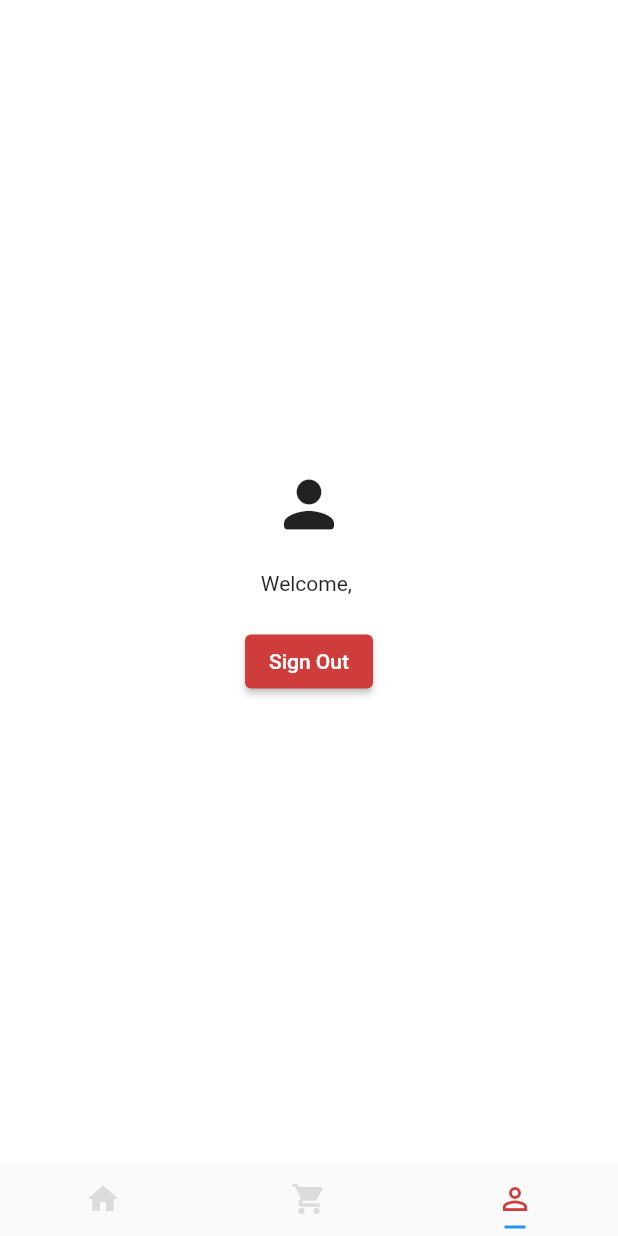
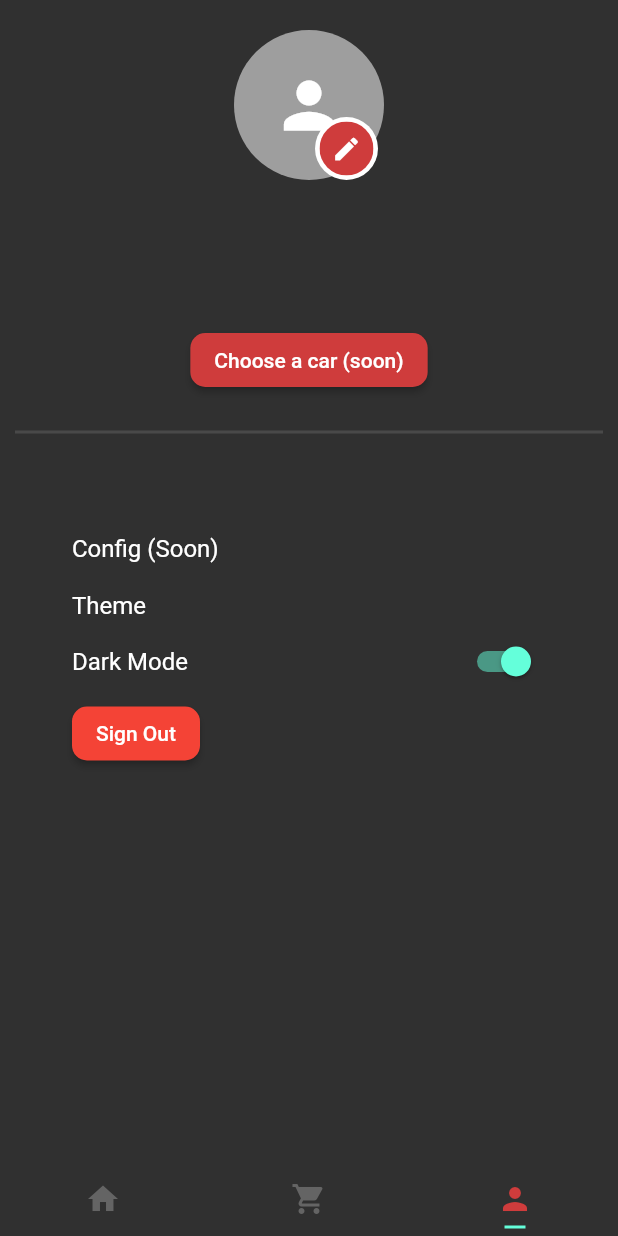
Before and after one commit to afandos-bbm/DAM_TFG, a Flutter app: the TabsPage screen opened by its route, item 3 of the bottom bar chosen, on a phone screen of 412 x 824 dp. Run offline on Flutter 3.47's test engine with Material 2 defaults, Android fonts, the light colour scheme and no system bars; our stand-ins replace cloud_firestore, firebase_auth, firebase_core, get_it, google_sign_in, shared_preferences; missing offline and left inert: flutter_facebook_auth; accounts and stored records are empty; network calls fail; statements that could not run were skipped.

Commit message:
Refactors and more

```diff
--- a/lib/domain/entities/marca.dart
+++ b/lib/domain/entities/category.dart
@@ -1,11 +1,11 @@
-class Marca {
+class Category {
   String name;
   String image;
   List<dynamic> modelos;
 
-  Marca(this.name, this.image, this.modelos);
+  Category(this.name, this.image, this.modelos);
 
-  Marca.fromJson(Map<String, dynamic> json)
+  Category.fromJson(Map<String, dynamic> json)
       : name = json['nombre'],
         image = json['logo'],
         modelos = json['modelos'];
--- a/lib/domain/entities/producto.dart
+++ b/lib/domain/entities/product.dart
@@ -1,7 +1,7 @@
 import 'dart:convert';
 import 'package:client_project/main.dart';
 
-class Producto {
+class Product {
   final String id;
   String name;
   String image;
@@ -12,7 +12,7 @@ class Producto {
   List<dynamic> variantes;
   int quantity = 1;
 
-  Producto({
+  Product({
     this.id,
     this.name,
     this.image,
@@ -23,7 +23,7 @@ class Producto {
     this.tags,
   });
 
-  Producto.fromJson(Map<String, dynamic> json)
+  Product.fromJson(Map<String, dynamic> json)
       : id = json['id'],
         name = json['nombre'],
         brand = json['marca'],
@@ -44,13 +44,13 @@ class Producto {
         'variantes': variantes,
       };
 
-  static Producto productoFromId(String id, {int quantity = 1}) {
-    Producto product;
+  static Product productFromId(String id, {int quantity = 1}) {
+    Product product;
     String jsonString = MyApp.productsJson;
     List<dynamic> jsonResponse = json.decode(jsonString);
     jsonResponse.forEach((element) {
       if (element['id'] == id) {
-        product = Producto.fromJson(element);
+        product = Product.fromJson(element);
         product.quantity = quantity;
       }
     });
@@ -59,6 +59,6 @@ class Producto {
 
   @override
   String toString() {
-    return 'Producto{id: $id, name: $name, image: $image, brand: $brand, price: $price, description: $description, tags: $tags, variantes: $variantes, quantity: $quantity}';
+    return 'Product{id: $id, name: $name, image: $image, brand: $brand, price: $price, description: $description, tags: $tags, variantes: $variantes, quantity: $quantity}';
   }
 }
--- a/lib/domain/services/providers/cart_provider.dart
+++ b/lib/domain/services/providers/cart_provider.dart
@@ -1,4 +1,4 @@
-import 'package:client_project/domain/entities/producto.dart';
+import 'package:client_project/domain/entities/product.dart';
 import 'package:client_project/domain/services/firestore_service.dart';
 import 'package:flutter/material.dart';
 
@@ -11,13 +11,13 @@ class CartProvider with ChangeNotifier {
     });
   }
 
-  List<Producto> _cart;
+  List<Product> _cart;
   double totalPrice = 0;
   bool loading = false;
 
-  List<Producto> get cart => _cart;
+  List<Product> get cart => _cart;
 
-  set cart(List<Producto> cart) {
+  set cart(List<Product> cart) {
     cart.forEach((element) {
       if (element.quantity > 0) {
         totalPrice += element.quantity * element.price;
@@ -27,7 +27,7 @@ class CartProvider with ChangeNotifier {
     notifyListeners();
   }
 
-  void addProduct(Producto product) {
+  void addProduct(Product product) {
     int index = _cart.indexWhere((element) => element.id == product.id);
 
     if (index == -1) {
@@ -42,7 +42,7 @@ class CartProvider with ChangeNotifier {
     notifyListeners();
   }
 
-  void removeProduct(Producto product, bool removeAll) {
+  void removeProduct(Product product, bool removeAll) {
     if (_cart
         .any((element) => element.id == product.id && element.quantity > 1)) {
       if (removeAll) {
--- a/lib/main.dart
+++ b/lib/main.dart
@@ -17,7 +17,7 @@ void main() async {
   await MyApp.loadJson();
   await di.init();
   GetIt.I<FirebaseAuth>().authStateChanges().listen((user) {
-    if (user != null) {
+    if (user != null && !(GetIt.I.isRegistered<CartProvider>())) {
       di.registerCartProvider();
     } else {
       if (GetIt.I.isRegistered<CartProvider>()) di.unRegisterCartProvider();
@@ -26,13 +26,14 @@ void main() async {
   runApp(MyApp());
 }
 
-class MyApp extends StatelessWidget {
-  final User _user = FirebaseAuth.instance.currentUser;
+class MyApp extends StatefulWidget {
   static String marcasJson;
   static String productsJson;
 
   static get darkMode => _darkMode;
-  static bool _darkMode = false;
+  static changeDarkMode() => _darkMode = !_darkMode;
+
+  static bool _darkMode = true;
 
   static Future<void> loadJson() async {
     await wait(3);
@@ -43,6 +44,13 @@ class MyApp extends StatelessWidget {
   static Future wait(int seconds) {
     return new Future.delayed(Duration(seconds: seconds), () => {});
   }
+
+  @override
+  State<MyApp> createState() => _MyAppState();
+}
+
+class _MyAppState extends State<MyApp> {
+  final User _user = FirebaseAuth.instance.currentUser;
 
   @override
   Widget build(BuildContext context) {
@@ -58,8 +66,9 @@ class MyApp extends StatelessWidget {
         },
         debugShowCheckedModeBanner: false,
         title: 'La Cueva del Recambio',
-        theme:
-            _darkMode ? DarkTheme.getDarkTheme() : LightTheme.getLightTheme(),
+        theme: MyApp._darkMode
+            ? DarkTheme.getDarkTheme()
+            : LightTheme.getLightTheme(),
         home: DefaultTabController(
           length: 3,
           child: _user == null ? LoginPage() : TabsPage(),
--- a/lib/ui/pages/home/cart_page.dart
+++ b/lib/ui/pages/home/cart_page.dart
@@ -1,4 +1,4 @@
-import 'package:client_project/domain/entities/producto.dart';
+import 'package:client_project/domain/entities/product.dart';
 import 'package:client_project/domain/services/providers/cart_provider.dart';
 import 'package:client_project/ui/themes/dark_theme.dart';
 import 'package:client_project/ui/themes/light_theme.dart';
@@ -185,7 +185,7 @@ class _CartPageState extends State<CartPage> {
                                 ),
                                 onPressed: () {
                                   GetIt.I<CartProvider>().removeProduct(
-                                      Producto.productoFromId(
+                                      Product.productFromId(
                                           snapshot.cart[index].id),
                                       true);
                                   //ScaffoldMessenger.of(context).showSnackBar(
@@ -232,5 +232,5 @@ class _CartPageState extends State<CartPage> {
     );
   }
 
-  Future<List<Producto>> getCartFromProvider() async {}
+  Future<List<Product>> getCartFromProvider() async {}
 }
--- a/lib/ui/pages/home/tabs_page.dart
+++ b/lib/ui/pages/home/tabs_page.dart
@@ -39,7 +39,7 @@ class _TabsPageState extends State<TabsPage>
                 icon: Icon(Icons.shopping_cart),
               ),
               Tab(
-                icon: Icon(Icons.perm_identity),
+                icon: Icon(Icons.person),
               ),
             ],
             labelColor: MyApp.darkMode
--- a/lib/ui/pages/home/user_page.dart
+++ b/lib/ui/pages/home/user_page.dart
@@ -1,8 +1,10 @@
 import 'package:client_project/main.dart';
 import 'package:client_project/ui/themes/dark_theme.dart';
 import 'package:client_project/ui/themes/light_theme.dart';
+import 'package:client_project/ui/widgets/profile/editable_avatar.dart';
 import 'package:firebase_auth/firebase_auth.dart';
 import 'package:flutter/material.dart';
+import 'package:get_it/get_it.dart';
 
 class UserPage extends StatefulWidget {
   UserPage({Key key}) : super(key: key);
@@ -12,40 +14,134 @@ class UserPage extends StatefulWidget {
 }
 
 class _UserPageState extends State<UserPage> {
-  User user = FirebaseAuth.instance.currentUser;
+  User user = GetIt.I<FirebaseAuth>().currentUser;
 
   @override
   Widget build(BuildContext context) {
+    // return Scaffold(
+    //     backgroundColor: MyApp.darkMode
+    //         ? DarkTheme.backgroundColor
+    //         : LightTheme.backgroundColor,
+    //     body: Center(
+    //         child: Column(
+    //       mainAxisAlignment: MainAxisAlignment.center,
+    //       children: <Widget>[
+    //         Icon(
+    //           Icons.person_rounded,
+    //           size: 50,
+    //         ),
+    //         SizedBox(
+    //           height: 20,
+    //         ),
+    //         Text("Welcome, ${user.displayName}"),
+    //         SizedBox(
+    //           height: 20,
+    //         ),
+    //         ElevatedButton(
+    //             style: ButtonStyle(
+    //                 backgroundColor: MaterialStateProperty.all(MyApp.darkMode
+    //                     ? DarkTheme.primaryColor
+    //                     : LightTheme.primaryColor)),
+    //             onPressed: () async {
+    //               await FirebaseAuth.instance.signOut().then(
+    //                   (value) => Navigator.of(context).pushNamed("/login"));
+    //             },
+    //             child: Text("Sign Out")),
+    //       ],
+    //     )));
+    print(user.photoURL);
     return Scaffold(
-        backgroundColor: MyApp.darkMode
-            ? DarkTheme.backgroundColor
-            : LightTheme.backgroundColor,
-        body: Center(
-            child: Column(
-          mainAxisAlignment: MainAxisAlignment.center,
-          children: <Widget>[
-            Icon(
-              Icons.person_rounded,
-              size: 50,
+      body: ListView(
+        physics: BouncingScrollPhysics(),
+        children: [
+          const SizedBox(height: 20),
+          ProfileWidget(
+            imagePath: user.photoURL ?? "",
+            onClicked: () async {},
+          ),
+          const SizedBox(height: 24),
+          buildName(user),
+          const SizedBox(height: 24),
+          Center(child: buildSetCar()),
+          const SizedBox(height: 24),
+          Divider(
+            thickness: 2,
+            height: 1,
+            indent: 10.0,
+            endIndent: 10.0,
+          ),
+          const SizedBox(height: 48),
+          buildConfig(user),
+        ],
+      ),
+    );
+  }
+
+  Widget buildName(User user) => Column(
+        children: [
+          Text(
+            user.displayName,
+            style: TextStyle(fontWeight: FontWeight.bold, fontSize: 24),
+          ),
+          const SizedBox(height: 4),
+          Text(
+            user.email,
+            style: TextStyle(color: Colors.grey),
+          )
+        ],
+      );
+
+  Widget buildSetCar() => ElevatedButton(
+        child: Text('Choose a car (soon)'),
+        onPressed: () {},
+      );
+
+  Widget buildConfig(User user) => Container(
+      padding: EdgeInsets.symmetric(horizontal: 48),
+      child: Column(
+          crossAxisAlignment: CrossAxisAlignment.start,
+          mainAxisAlignment: MainAxisAlignment.spaceEvenly,
+          mainAxisSize: MainAxisSize.max,
+          children: [
+            const SizedBox(height: 16),
+            Text(
+              "Config (Soon)",
+              style: TextStyle(fontSize: 16, height: 1.4),
             ),
-            SizedBox(
-              height: 20,
+
+            // Create a button to change the theme of the app
+            const SizedBox(height: 16),
+            Text(
+              "Theme",
+              style: TextStyle(fontSize: 16, height: 1.4),
             ),
-            Text("Welcome, ${user.displayName}"),
-            SizedBox(
-              height: 20,
+            const SizedBox(height: 4),
+            Row(
+              mainAxisAlignment: MainAxisAlignment.spaceBetween,
+              children: [
+                Text(
+                  "Dark Mode",
+                  style: TextStyle(fontSize: 16),
+                ),
+                Switch(
+                  value: MyApp.darkMode,
+                  onChanged: (value) {
+                    setState(() {
+                      MyApp.changeDarkMode();
+                    });
+                  },
+                ),
+              ],
             ),
             ElevatedButton(
                 style: ButtonStyle(
                     backgroundColor: MaterialStateProperty.all(MyApp.darkMode
-                        ? DarkTheme.primaryColor
-                        : LightTheme.primaryColor)),
+                        ? Color(Colors.red.value)
+                        : Color(Colors.red.value))),
                 onPressed: () async {
                   await FirebaseAuth.instance.signOut().then(
                       (value) => Navigator.of(context).pushNamed("/login"));
                 },
                 child: Text("Sign Out")),
-          ],
-        )));
-  }
+          ]));
 }
--- a/lib/ui/pages/product_page.dart
+++ b/lib/ui/pages/product_page.dart
@@ -1,4 +1,4 @@
-import 'package:client_project/domain/entities/producto.dart';
+import 'package:client_project/domain/entities/product.dart';
 import 'package:client_project/domain/services/providers/cart_provider.dart';
 import 'package:client_project/main.dart';
 import 'package:client_project/ui/themes/dark_theme.dart';
@@ -66,7 +66,7 @@ class ProductPage extends StatelessWidget {
         floatingActionButton: ElevatedButton(
           onPressed: () {
             final cartProvider = GetIt.I<CartProvider>();
-            Producto producto = Producto.productoFromId(id);
+            Product producto = Product.productFromId(id);
             cartProvider.addProduct(producto);
             ScaffoldMessenger.of(context).showSnackBar(SnackBar(
               content: Text("Added to cart"),
--- a/lib/ui/widgets/category/category_list.dart
+++ b/lib/ui/widgets/category/category_list.dart
@@ -1,5 +1,5 @@
 import 'dart:convert';
-import 'package:client_project/domain/entities/marca.dart';
+import 'package:client_project/domain/entities/category.dart';
 import 'package:client_project/main.dart';
 import 'package:client_project/ui/widgets/category/category_item.dart';
 import 'package:flutter/material.dart';
@@ -28,11 +28,11 @@ class _CategoryListState extends State<CategoryList> {
   }
 
   List<CategoryItem> getMarcas() {
-    List<Marca> marcas = [];
+    List<Category> marcas = [];
     String jsonString = MyApp.marcasJson;
     List<dynamic> jsonResponse = json.decode(jsonString);
     jsonResponse.forEach((element) => marcas
-        .add(Marca(element['nombre'], element['logo'], element['modelos'])));
+        .add(Category(element['nombre'], element['logo'], element['modelos'])));
     List<CategoryItem> categories = [];
     marcas.forEach((element) => categories.add(
         CategoryItem(image: Image.asset(element.image, bundle: rootBundle))));
--- a/lib/ui/widgets/product/product_list.dart
+++ b/lib/ui/widgets/product/product_list.dart
@@ -1,6 +1,6 @@
 import 'dart:convert';
 
-import 'package:client_project/domain/entities/producto.dart';
+import 'package:client_project/domain/entities/product.dart';
 import 'package:client_project/main.dart';
 import 'package:client_project/ui/widgets/product/product_card.dart';
 import 'package:flutter/material.dart';
@@ -12,10 +12,10 @@ class ProductList extends StatelessWidget {
   }
 
   List<ProductCard> getProducts() {
-    List<Producto> products = [];
+    List<Product> products = [];
     String jsonString = MyApp.productsJson;
     List<dynamic> jsonResponse = json.decode(jsonString);
-    jsonResponse.forEach((element) => products.add(Producto(
+    jsonResponse.forEach((element) => products.add(Product(
           id: element['id'],
           name: element['nombre'],
           image: element['imagen'],
--- /dev/null
+++ b/lib/ui/widgets/profile/editable_avatar.dart
@@ -0,0 +1,84 @@
+import 'package:client_project/main.dart';
+import 'package:client_project/ui/themes/dark_theme.dart';
+import 'package:client_project/ui/themes/light_theme.dart';
+import 'package:flutter/material.dart';
+
+class ProfileWidget extends StatelessWidget {
+  final String imagePath;
+  final VoidCallback onClicked;
+
+  const ProfileWidget({
+    Key key,
+    @required this.imagePath,
+    @required this.onClicked,
+  }) : super(key: key);
+
+  @override
+  Widget build(BuildContext context) {
+    final color =
+        MyApp.darkMode ? DarkTheme.primaryColor : LightTheme.primaryColor;
+
+    return Center(
+      child: Stack(
+        children: [
+          buildImage(),
+          Positioned(
+            bottom: 0,
+            right: 4,
+            child: buildEditIcon(color),
+          ),
+        ],
+      ),
+    );
+  }
+
+  Widget buildImage() {
+    if (imagePath == null || imagePath.isEmpty) {
+      return Container(
+        width: 100,
+        height: 100,
+        decoration: BoxDecoration(
+          shape: BoxShape.circle,
+          color: Colors.grey,
+        ),
+        child: Icon(
+          Icons.person,
+          size: 50,
+          color: Colors.white,
+        ),
+      );
+    }
+    return CircleAvatar(
+      radius: 50,
+      backgroundColor: Colors.transparent,
+      backgroundImage: Image.network(imagePath).image,
+    );
+  }
+
+  Widget buildEditIcon(Color color) => buildCircle(
+        color: Colors.white,
+        all: 3,
+        child: buildCircle(
+          color: color,
+          all: 8,
+          child: Icon(
+            Icons.edit,
+            color: Colors.white,
+            size: 20,
+          ),
+        ),
+      );
+
+  Widget buildCircle({
+    @required Widget child,
+    @required double all,
+    @required Color color,
+  }) =>
+      ClipOval(
+        child: Container(
+          padding: EdgeInsets.all(all),
+          color: color,
+          child: child,
+        ),
+      );
+}
```
Also changed, not shown: lib/di.dart (+5 -4 lines), lib/domain/services/firestore_service.dart (+10 -7 lines), lib/ui/themes/dark_theme.dart (+8 -2 lines), lib/ui/themes/light_theme.dart (+8 -2 lines), assets/dafault_avatar.jpg (added).
